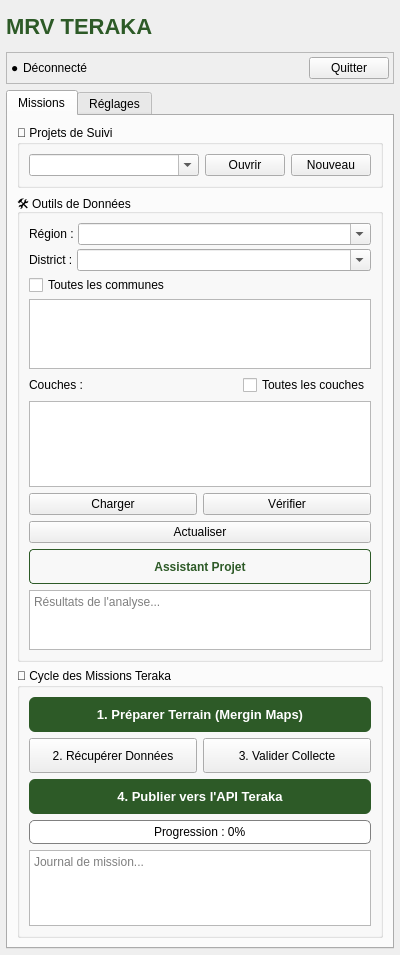
Old version of the form mrv_teraka_dockwidget_base.ui in the repository johrosa/mrv_teraka.
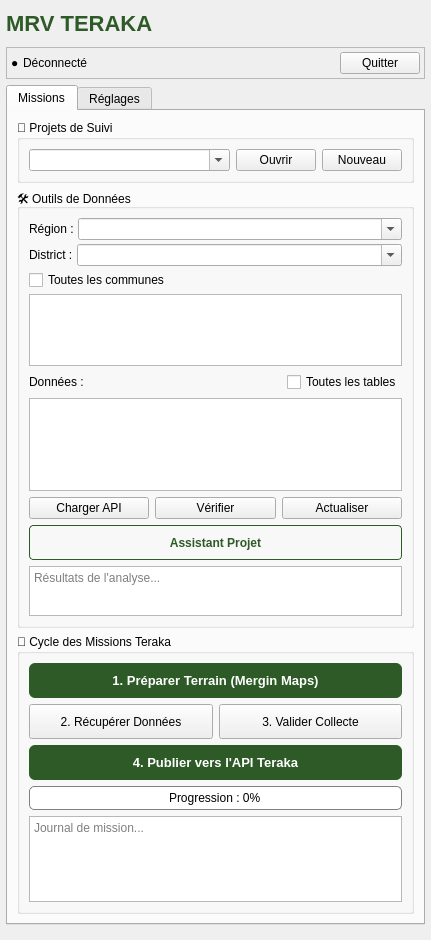
New version of the form.

The edit to the form file:
```diff
--- a/mrv_teraka_dockwidget_base.ui
+++ b/mrv_teraka_dockwidget_base.ui
@@ -6,8 +6,8 @@
    <rect>
     <x>0</x>
     <y>0</y>
-    <width>400</width>
-    <height>955</height>
+    <width>431</width>
+    <height>940</height>
    </rect>
   </property>
   <property name="windowTitle">
@@ -35,7 +35,7 @@
       <property name="minimumSize">
        <size>
         <width>0</width>
-        <height>40</height>
+        <height>35</height>
        </size>
       </property>
       <property name="autoFillBackground">
@@ -257,7 +257,7 @@
                <item>
                 <widget class="QLabel" name="labelEndpoint">
                  <property name="text">
-                  <string>Couches :</string>
+                  <string>Données :</string>
                  </property>
                 </widget>
                </item>
@@ -277,7 +277,7 @@
                <item>
                 <widget class="QCheckBox" name="selectAllEndpointsCheckBox">
                  <property name="text">
-                  <string>Toutes les couches</string>
+                  <string>Toutes les tables</string>
                  </property>
                 </widget>
                </item>
@@ -301,7 +301,7 @@
                <item>
                 <widget class="QPushButton" name="loadDbButton">
                  <property name="text">
-                  <string>Charger</string>
+                  <string>Charger API</string>
                  </property>
                 </widget>
                </item>
@@ -312,10 +312,6 @@
                  </property>
                 </widget>
                </item>
-              </layout>
-             </item>
-            </layout>
-           </item>
            <item>
             <widget class="QPushButton" name="refreshFromApiButton">
              <property name="text">
@@ -323,6 +319,10 @@
              </property>
             </widget>
            </item>
+              </layout>
+             </item>
+            </layout>
+           </item>
            <item>
             <widget class="QPushButton" name="processProjectButton">
              <property name="minimumSize">
@@ -344,7 +344,7 @@
              <property name="maximumSize">
               <size>
                <width>16777215</width>
-               <height>60</height>
+               <height>50</height>
               </size>
              </property>
              <property name="readOnly">
```
Lines whose indentation alone changed are shown as unchanged.
